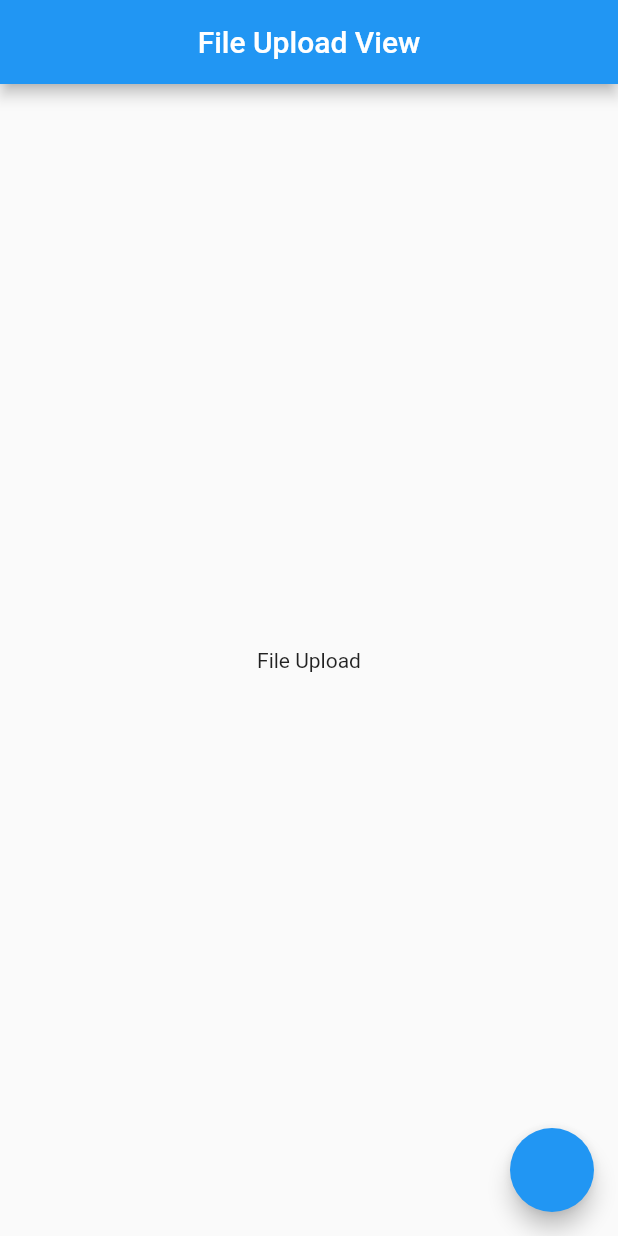
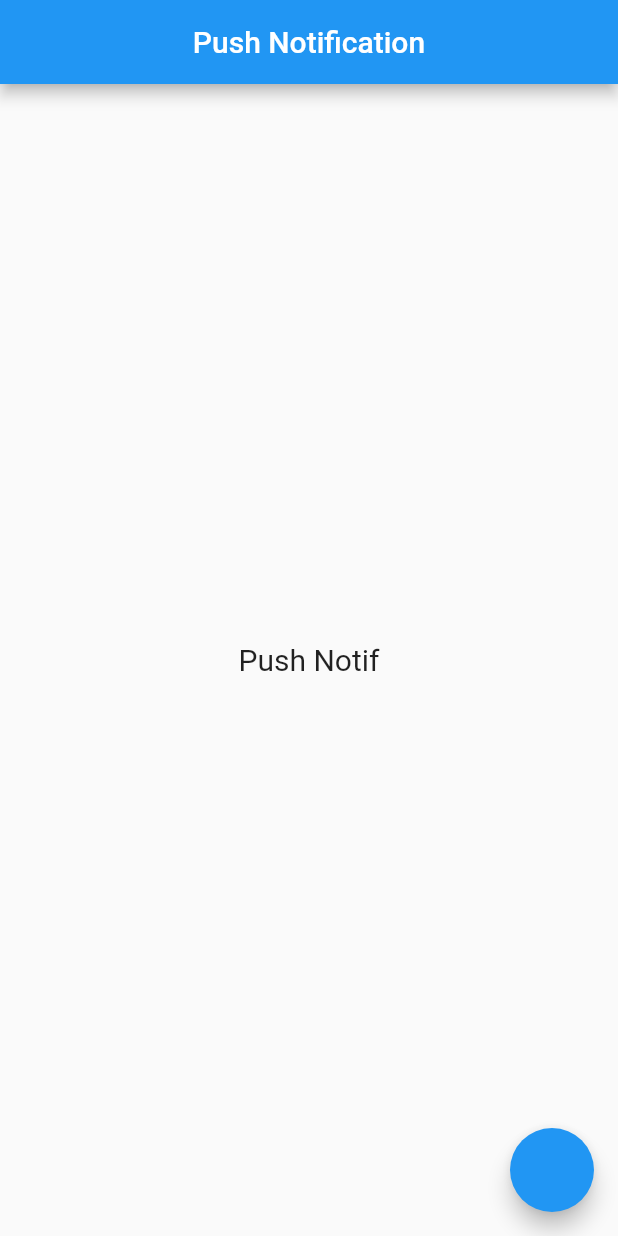
Before and after one commit to steventjoa89/flutter_firebase_demo, a Flutter app: the screen it shows after launch, on a phone screen of 412 x 824 dp. Run offline on Flutter 3.47's test engine with Material 2 defaults, Android fonts, the phone set to English and light mode, and no system bars; our stand-ins replace cloud_firestore, file_picker, firebase_auth, firebase_core, firebase_messaging, firebase_storage and 1 more; accounts and stored records are empty.

Commit message:
done on firebase push notif.

```diff
--- /dev/null
+++ b/lib/app/modules/push_notification/bindings/push_notification_bindings.dart
@@ -0,0 +1,9 @@
+import 'package:get/get.dart';
+import 'package:my_app/app/modules/push_notification/controllers/push_notification_controller.dart';
+
+class PushNotificationBindings implements Bindings {
+  @override
+  void dependencies() {
+    Get.put(PushNotificationController());
+  }
+}
--- /dev/null
+++ b/lib/app/modules/push_notification/controllers/push_notification_controller.dart
@@ -0,0 +1,9 @@
+import 'package:get/get.dart';
+import 'package:firebase_messaging/firebase_messaging.dart';
+
+class PushNotificationController extends GetxController {
+  void subscribe() async {
+    // print('subscribe');
+    await FirebaseMessaging.instance.subscribeToTopic('steven');
+  }
+}
--- /dev/null
+++ b/lib/app/modules/push_notification/views/push_notification_view.dart
@@ -0,0 +1,27 @@
+import 'package:flutter/material.dart';
+import 'package:get/get.dart';
+import 'package:my_app/app/modules/push_notification/controllers/push_notification_controller.dart';
+import 'package:firebase_messaging/firebase_messaging.dart';
+
+class PushNotificationView extends GetView<PushNotificationController> {
+  // @override
+  // void initState() async {
+  //   await FirebaseMessaging.instance.subscribeToTopic('steven');
+  //   super.initState();
+  // }
+
+  @override
+  Widget build(BuildContext context) {
+    return Scaffold(
+      appBar: AppBar(
+        title: Text('Push Notification'),
+        centerTitle: true,
+      ),
+      body: Center(
+        child: Text('Push Notif', style: TextStyle(fontSize: 20)),
+      ),
+      floatingActionButton:
+          FloatingActionButton(onPressed: () => controller.subscribe()),
+    );
+  }
+}
--- a/lib/app/routes/app_pages.dart
+++ b/lib/app/routes/app_pages.dart
@@ -9,6 +9,8 @@ import 'package:my_app/app/modules/home/bindings/home_bindings.dart';
 import 'package:my_app/app/modules/home/views/home_view.dart';
 import 'package:my_app/app/modules/login/bindings/login_bindings.dart';
 import 'package:my_app/app/modules/login/views/login_view.dart';
+import 'package:my_app/app/modules/push_notification/bindings/push_notification_bindings.dart';
+import 'package:my_app/app/modules/push_notification/views/push_notification_view.dart';
 import 'package:my_app/app/modules/query/bindings/query_bindings.dart';
 import 'package:my_app/app/modules/query/views/query_view.dart';
 import 'package:my_app/app/modules/reset_password/bindings/reset_password_bindings.dart';
@@ -66,5 +68,10 @@ class AppPages {
       page: () => FileUploadView(),
       binding: FileUploadBindings(),
     ),
+    GetPage(
+      name: Routes.PUSH_NOTIFICATION,
+      page: () => PushNotificationView(),
+      binding: PushNotificationBindings(),
+    ),
   ];
 }
--- a/lib/app/routes/routes.dart
+++ b/lib/app/routes/routes.dart
@@ -8,4 +8,5 @@ abstract class Routes {
   static const QUERY = '/query';
   static const STORE = '/store';
   static const FILE_UPLOAD = '/file-upload';
+  static const PUSH_NOTIFICATION = '/push-notification';
 }
--- a/lib/main.dart
+++ b/lib/main.dart
@@ -2,29 +2,67 @@ import 'package:firebase_core/firebase_core.dart';
 import 'package:flutter/material.dart';
 import 'package:get/get.dart';
 import 'package:my_app/app/controllers/auth_controller.dart';
-import 'package:my_app/app/modules/home/views/home_view.dart';
-import 'package:my_app/app/modules/login/views/login_view.dart';
 import 'package:my_app/app/routes/app_pages.dart';
 import 'package:my_app/app/routes/routes.dart';
-import 'package:firebase_auth/firebase_auth.dart';
-import 'package:my_app/app/utils/loading.dart';
+import 'package:firebase_messaging/firebase_messaging.dart';
+
+Future<void> _firebaseMessagingBackgroundHandler(RemoteMessage message) async {
+  await Firebase.initializeApp();
+  print(
+      'Handling background message => This is when the application paused/closed.');
+}
 
 void main() async {
   WidgetsFlutterBinding.ensureInitialized();
   await Firebase.initializeApp();
+  FirebaseMessaging.onBackgroundMessage(_firebaseMessagingBackgroundHandler);
+
   runApp(MyApp());
 }
 
 class MyApp extends StatelessWidget {
-  final authC = Get.put(AuthController(), permanent: true);
+  Future<void> setupInteractedMessage() async {
+    // Get any messages which caused the application to open from
+    // a terminated state.
+    RemoteMessage? initialMessage =
+        await FirebaseMessaging.instance.getInitialMessage();
+
+    // If the message also contains a data property with a "type" of "chat",
+    // navigate to a chat screen
+    if (initialMessage != null) {
+      _handleMessage(initialMessage);
+    }
+
+    // Also handle any interaction when the app is in the background via a
+    // Stream listener
+    FirebaseMessaging.onMessageOpenedApp.listen(_handleMessage);
+  }
+
+  void _handleMessage(RemoteMessage message) {
+    print(message);
+
+    // if (message.data['type'] == 'chat') {
+    //   Navigator.pushNamed(context, '/chat',
+    //     arguments: ChatArguments(message),
+    //   );
+    // }
+  }
+
+  // final authC = Get.put(AuthController(), permanent: true);
 
   @override
   Widget build(BuildContext context) {
     return GetMaterialApp(
-      title: 'File Upload',
-      initialRoute: Routes.FILE_UPLOAD,
+      title: 'Push Notification',
+      initialRoute: Routes.PUSH_NOTIFICATION,
       getPages: AppPages.routes,
     );
+
+    // return GetMaterialApp(
+    //   title: 'File Upload',
+    //   initialRoute: Routes.FILE_UPLOAD,
+    //   getPages: AppPages.routes,
+    // );
 
     // return GetMaterialApp(
     //   title: 'Storage',
--- a/pubspec.yaml
+++ b/pubspec.yaml
@@ -47,6 +47,7 @@ dev_dependencies:
   cloud_firestore: ^3.1.16
   firebase_storage: ^10.2.15
   file_picker: ^4.5.0
+  firebase_messaging: ^11.4.0
 
   # The "flutter_lints" package below contains a set of recommended lints to
   # encourage good coding practices. The lint set provided by the package is
```
Also changed, not shown: pubspec.lock, 2 other files.
